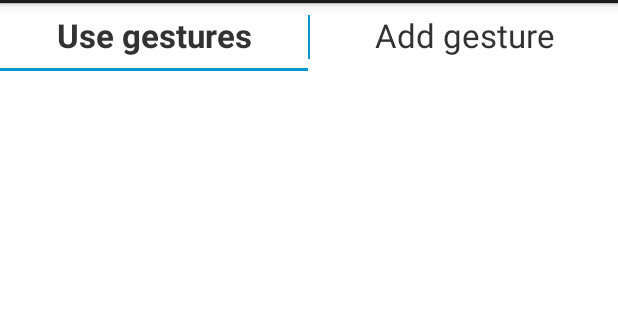
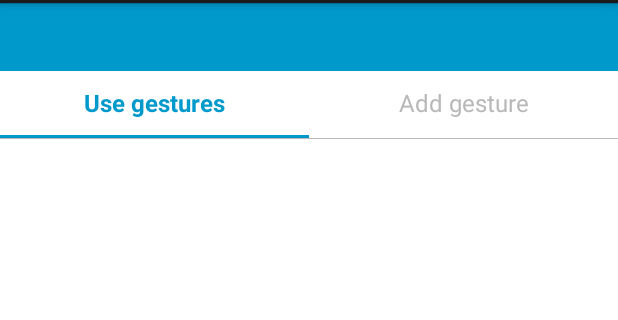
Before and after one commit to vliux/GestureCut, an Android app: the layout view_2nd_floatwindow.xml on its own in the app's theme, with its tools: preview values and no code run, on a phone screen of 412 x 824 dp, the part 69-389 px from its top. Run offline under Robolectric (Android 15) with nearby library versions, the phone set to English and light mode, and no system bars.

Commit message:
adjust tab-like view text color

```diff
--- a/app/src/main/java/org/vliux/android/gesturecut/ui/floatwindow/TabLikeView.java
+++ b/app/src/main/java/org/vliux/android/gesturecut/ui/floatwindow/TabLikeView.java
@@ -55,12 +55,16 @@ public class TabLikeView extends LinearLayout implements View.OnClickListener {
                     mTvUse.setTypeface(null, Typeface.BOLD);
                     mUnderscoreAdd.setVisibility(INVISIBLE);
                     mUnderscoreUse.setVisibility(VISIBLE);
+                    mTvAdd.setTextColor(getContext().getResources().getColor(R.color.gesture_cur_grey));
+                    mTvUse.setTextColor(getContext().getResources().getColor(R.color.gesture_cur_blue));
                     break;
                 case ADD:
                     mTvAdd.setTypeface(null, Typeface.BOLD);
                     mTvUse.setTypeface(null, Typeface.NORMAL);
                     mUnderscoreAdd.setVisibility(VISIBLE);
                     mUnderscoreUse.setVisibility(INVISIBLE);
+                    mTvAdd.setTextColor(getContext().getResources().getColor(R.color.gesture_cur_blue));
+                    mTvUse.setTextColor(getContext().getResources().getColor(R.color.gesture_cur_grey));
                     break;
             }
             mCurrentType = type;
--- a/app/src/main/res/layout/view_2nd_floatwindow.xml
+++ b/app/src/main/res/layout/view_2nd_floatwindow.xml
@@ -9,6 +9,13 @@
         android:layout_width="match_parent"
         android:layout_height="match_parent"
         android:background="@color/global_bkground">
+
+        <LinearLayout
+            android:layout_width="match_parent"
+            android:layout_height="@dimen/switch_layout_height"
+            android:background="@color/gesture_cur_blue">
+
+        </LinearLayout>
 
         <org.vliux.android.gesturecut.ui.floatwindow.TabLikeView
             android:id="@+id/gesture_tablike"
--- a/app/src/main/res/layout/view_tablike.xml
+++ b/app/src/main/res/layout/view_tablike.xml
@@ -17,21 +17,28 @@
             android:layout_weight="1"
             android:gravity="center"
             android:text="@string/float_window_2nd_tab_use"
-            android:textSize="@dimen/text_size_small_title"
+            android:textColor="@color/gesture_cur_blue"
+            android:textSize="@dimen/text_size_general"
             android:textStyle="bold"/>
         <View
             android:id="@+id/tablike_underscore_use"
             android:layout_width="match_parent"
             android:layout_height="2dp"
             android:background="@color/gesture_cur_blue"/>
+        <!-- grey bottom line -->
+        <View
+            android:layout_width="match_parent"
+            android:layout_height="1px"
+            android:background="@color/gesture_cur_grey"/>
     </LinearLayout>
 
-    <View
+    <!--<View
         android:layout_width="1dp"
         android:layout_height="match_parent"
         android:layout_marginTop="8dp"
         android:layout_marginBottom="8dp"
-        android:background="@color/gesture_cur_blue"/>
+        android:background="@color/gesture_cur_blue"
+        android:alpha="0.7"/>-->
 
     <LinearLayout
         android:orientation="vertical"
@@ -45,13 +52,19 @@
             android:layout_weight="1"
             android:gravity="center"
             android:text="@string/float_window_2nd_tab_add"
-            android:textSize="@dimen/text_size_small_title"/>
+            android:textSize="@dimen/text_size_general"
+            android:textColor="@color/gesture_cur_grey"/>
         <View
             android:id="@+id/tablike_underscore_add"
             android:layout_width="match_parent"
             android:layout_height="2dp"
             android:background="@color/gesture_cur_blue"
             android:visibility="invisible"/>
+        <!-- grey bottom line -->
+        <View
+            android:layout_width="match_parent"
+            android:layout_height="1px"
+            android:background="@color/gesture_cur_grey"/>
     </LinearLayout>
 
 
--- a/app/src/main/res/values/colors.xml
+++ b/app/src/main/res/values/colors.xml
@@ -7,4 +7,5 @@
     <color name="gesture_list_bkground">#FFFAFAF0</color>
     <color name="clock_textv_color">@android:color/white</color>
     <color name="transparent_black">#88000000</color>
+    <color name="gesture_cur_grey">#99888888</color>
 </resources>
```
